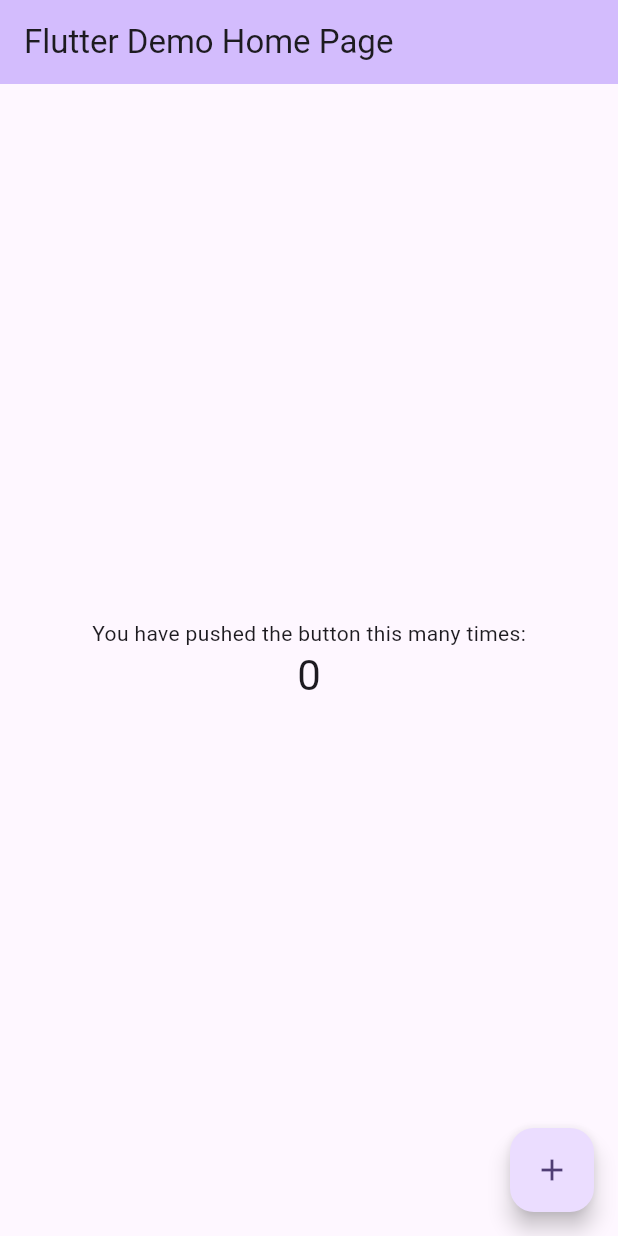
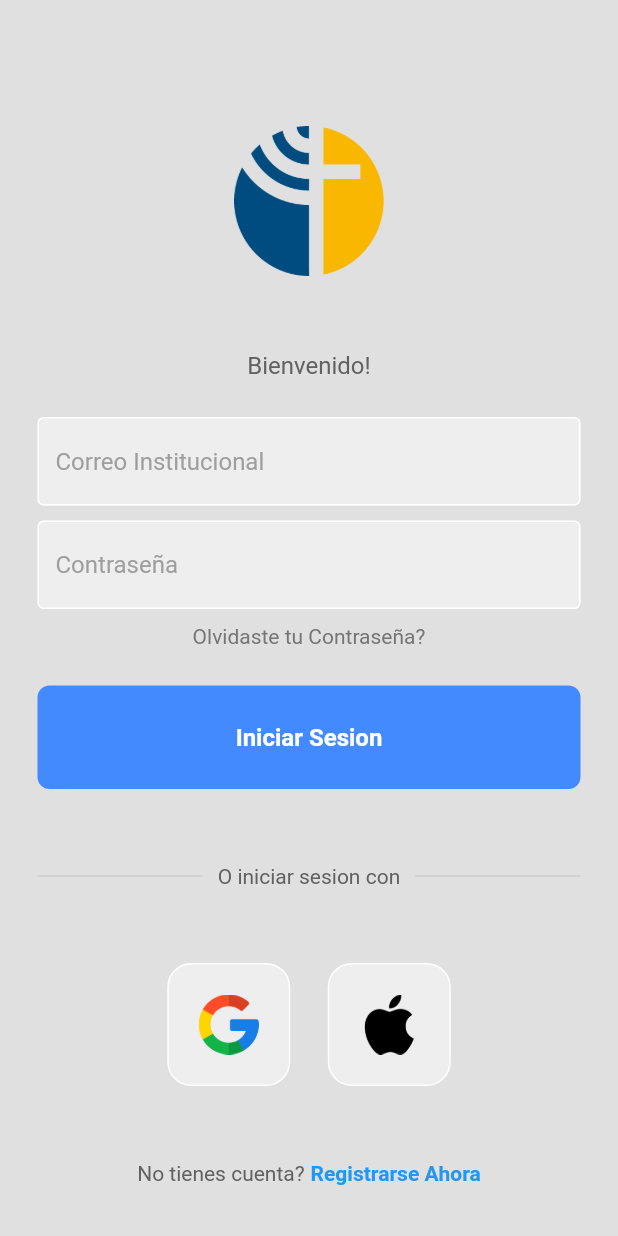
Before and after one commit to NiggetChuckens/TI3-2023-Terminado, a Flutter app: the screen it shows after launch, on a phone screen of 412 x 824 dp. Run offline on Flutter 3.47's test engine with Material 2 defaults, Android fonts, the phone set to English and light mode, and no system bars.

Commit message:
added new stuff

```diff
--- /dev/null
+++ b/uct_app/lib/components/button1.dart
@@ -0,0 +1,32 @@
+import 'package:flutter/material.dart';
+
+class Boton extends StatelessWidget {
+  final VoidCallback? onTap;
+
+  const Boton({Key? key, required this.onTap});
+
+  @override
+  Widget build(BuildContext context) {
+    return GestureDetector(
+      onTap: onTap,
+      child: Container(
+        padding: const EdgeInsets.all(25),
+        margin: const EdgeInsets.symmetric(horizontal: 25),
+        decoration: BoxDecoration(
+          color: Colors.blueAccent,
+          borderRadius: BorderRadius.circular(8),
+        ),
+        child: const Center(
+          child: Text(
+            "Iniciar Sesion",
+            style: TextStyle(
+              color: Colors.white,
+              fontWeight: FontWeight.bold,
+              fontSize: 16,
+            ),
+          ),
+        ),
+      ),
+    );
+  }
+}
--- /dev/null
+++ b/uct_app/lib/components/textfield1.dart
@@ -0,0 +1,36 @@
+import 'package:flutter/material.dart';
+
+class MyTextField extends StatelessWidget {
+  final controller;
+  final String hintText;
+  final bool obscureText;
+
+  const MyTextField({
+    super.key,
+    required this.controller,
+    required this.hintText,
+    required this.obscureText,
+  });
+
+  @override
+  Widget build(BuildContext context) {
+    return Padding(
+      padding: const EdgeInsets.symmetric(horizontal: 25.0),
+      child: TextField(
+        controller: controller,
+        obscureText: obscureText,
+        decoration: InputDecoration(
+            enabledBorder: const OutlineInputBorder(
+              borderSide: BorderSide(color: Colors.white),
+            ),
+            focusedBorder: OutlineInputBorder(
+              borderSide: BorderSide(color: Colors.grey.shade400),
+            ),
+            fillColor: Colors.grey.shade200,
+            filled: true,
+            hintText: hintText,
+            hintStyle: TextStyle(color: Colors.grey[500])),
+      ),
+    );
+  }
+}
--- /dev/null
+++ b/uct_app/lib/components/tiles.dart
@@ -0,0 +1,25 @@
+import 'package:flutter/material.dart';
+
+class SquareTile extends StatelessWidget {
+  final String imagePath;
+  const SquareTile({
+    super.key,
+    required this.imagePath,
+  });
+
+  @override
+  Widget build(BuildContext context) {
+    return Container(
+      padding: EdgeInsets.all(20),
+      decoration: BoxDecoration(
+        border: Border.all(color: Colors.white),
+        borderRadius: BorderRadius.circular(16),
+        color: Colors.grey[200],
+      ),
+      child: Image.asset(
+        imagePath,
+        height: 40,
+      ),
+    );
+  }
+}
--- a/uct_app/lib/main.dart
+++ b/uct_app/lib/main.dart
@@ -1,4 +1,7 @@
 import 'package:flutter/material.dart';
+import 'views/login.dart';
+import 'views/profile_grid.dart';
+import 'views/dashboard.dart';
 
 void main() {
   runApp(const MyApp());
@@ -7,119 +10,16 @@ void main() {
 class MyApp extends StatelessWidget {
   const MyApp({super.key});
 
-  // This widget is the root of your application.
   @override
   Widget build(BuildContext context) {
     return MaterialApp(
-      title: 'Flutter Demo',
-      theme: ThemeData(
-        // This is the theme of your application.
-        //
-        // TRY THIS: Try running your application with "flutter run". You'll see
-        // the application has a blue toolbar. Then, without quitting the app,
-        // try changing the seedColor in the colorScheme below to Colors.green
-        // and then invoke "hot reload" (save your changes or press the "hot
-        // reload" button in a Flutter-supported IDE, or press "r" if you used
-        // the command line to start the app).
-        //
-        // Notice that the counter didn't reset back to zero; the application
-        // state is not lost during the reload. To reset the state, use hot
-        // restart instead.
-        //
-        // This works for code too, not just values: Most code changes can be
-        // tested with just a hot reload.
-        colorScheme: ColorScheme.fromSeed(seedColor: Colors.deepPurple),
-        useMaterial3: true,
-      ),
-      home: const MyHomePage(title: 'Flutter Demo Home Page'),
+      debugShowCheckedModeBanner: false,
+      home: LoginPage(),
+      routes: {
+        '/login': (context) => LoginPage(),
+        '/profile_grid': (context) => const ProfilesGrid(),
+        '/dashboard': (context) => const MyHomePage(title: 'DTE',),
+      },
     );
   }
 }
-
-class MyHomePage extends StatefulWidget {
-  const MyHomePage({super.key, required this.title});
-
-  // This widget is the home page of your application. It is stateful, meaning
-  // that it has a State object (defined below) that contains fields that affect
-  // how it looks.
-
-  // This class is the configuration for the state. It holds the values (in this
-  // case the title) provided by the parent (in this case the App widget) and
-  // used by the build method of the State. Fields in a Widget subclass are
-  // always marked "final".
-
-  final String title;
-
-  @override
-  State<MyHomePage> createState() => _MyHomePageState();
-}
-
-class _MyHomePageState extends State<MyHomePage> {
-  int _counter = 0;
-
-  void _incrementCounter() {
-    setState(() {
-      // This call to setState tells the Flutter framework that something has
-      // changed in this State, which causes it to rerun the build method below
-      // so that the display can reflect the updated values. If we changed
-      // _counter without calling setState(), then the build method would not be
-      // called again, and so nothing would appear to happen.
-      _counter++;
-    });
-  }
-
-  @override
-  Widget build(BuildContext context) {
-    // This method is rerun every time setState is called, for instance as done
-    // by the _incrementCounter method above.
-    //
-    // The Flutter framework has been optimized to make rerunning build methods
-    // fast, so that you can just rebuild anything that needs updating rather
-    // than having to individually change instances of widgets.
-    return Scaffold(
-      appBar: AppBar(
-        // TRY THIS: Try changing the color here to a specific color (to
-        // Colors.amber, perhaps?) and trigger a hot reload to see the AppBar
-        // change color while the other colors stay the same.
-        backgroundColor: Theme.of(context).colorScheme.inversePrimary,
-        // Here we take the value from the MyHomePage object that was created by
-        // the App.build method, and use it to set our appbar title.
-        title: Text(widget.title),
-      ),
-      body: Center(
-        // Center is a layout widget. It takes a single child and positions it
-        // in the middle of the parent.
-        child: Column(
-          // Column is also a layout widget. It takes a list of children and
-          // arranges them vertically. By default, it sizes itself to fit its
-          // children horizontally, and tries to be as tall as its parent.
-          //
-          // Column has various properties to control how it sizes itself and
-          // how it positions its children. Here we use mainAxisAlignment to
-          // center the children vertically; the main axis here is the vertical
-          // axis because Columns are vertical (the cross axis would be
-          // horizontal).
-          //
-          // TRY THIS: Invoke "debug painting" (choose the "Toggle Debug Paint"
-          // action in the IDE, or press "p" in the console), to see the
-          // wireframe for each widget.
-          mainAxisAlignment: MainAxisAlignment.center,
-          children: <Widget>[
-            const Text(
-              'You have pushed the button this many times:',
-            ),
-            Text(
-              '$_counter',
-              style: Theme.of(context).textTheme.headlineMedium,
-            ),
-          ],
-        ),
-      ),
-      floatingActionButton: FloatingActionButton(
-        onPressed: _incrementCounter,
-        tooltip: 'Increment',
-        child: const Icon(Icons.add),
-      ), // This trailing comma makes auto-formatting nicer for build methods.
-    );
-  }
-}
--- /dev/null
+++ b/uct_app/lib/views/login.dart
@@ -0,0 +1,151 @@
+import 'package:flutter/material.dart';
+import 'package:uct_app/components/button1.dart';
+import 'package:uct_app/components/textfield1.dart';
+import 'package:uct_app/components/tiles.dart';
+
+class LoginPage extends StatelessWidget {
+  LoginPage({super.key});
+
+  final usernameController = TextEditingController();
+  final passwordController = TextEditingController();
+
+  void signUserIn() {}
+
+  @override
+  Widget build(BuildContext context) {
+    return Scaffold(
+      backgroundColor: Colors.grey[300],
+      body: SafeArea(
+        child: Center(
+          child: Column(
+            mainAxisAlignment: MainAxisAlignment.center,
+            children: [
+              const SizedBox(height: 50),
+
+              // logo
+              const Image(image: AssetImage('lib/images/Logo_UCT.png')
+              , height: 100, width: 100,),
+
+              const SizedBox(height: 50),
+
+              Text(
+                'Bienvenido!',
+                style: TextStyle(
+                  color: Colors.grey[700],
+                  fontSize: 16,
+                ),
+              ),
+
+              const SizedBox(height: 25),
+
+              MyTextField(
+                controller: usernameController,
+                hintText: 'Correo Institucional',
+                obscureText: false,
+              ),
+
+              const SizedBox(height: 10),
+
+              MyTextField(
+                controller: passwordController,
+                hintText: 'Contraseña',
+                obscureText: true,
+              ),
+
+              const SizedBox(height: 10),
+
+              Padding(
+                padding: const EdgeInsets.symmetric(horizontal: 25.0),
+                child: Row(
+                  mainAxisAlignment: MainAxisAlignment.center,
+                  children: [
+                    Text(
+                      'Olvidaste tu Contraseña?',
+                      style: TextStyle(color: Colors.grey[600]),
+                    ),
+                  ],
+                ),
+              ),
+
+              const SizedBox(height: 25),
+
+              Boton(
+                onTap: () {
+                  Navigator.pushNamed(context, '/dashboard');
+                },
+              ),
+
+
+              const SizedBox(height: 50),
+
+              Padding(
+                padding: const EdgeInsets.symmetric(horizontal: 25.0),
+                child: Row(
+                  children: [
+                    Expanded(
+                      child: Divider(
+                        thickness: 0.5,
+                        color: Colors.grey[400],
+                      ),
+                    ),
+                    Padding(
+                      padding: const EdgeInsets.symmetric(horizontal: 10.0),
+                      child: Text(
+                        'O iniciar sesion con',
+                        style: TextStyle(color: Colors.grey[700]),
+                      ),
+                    ),
+                    Expanded(
+                      child: Divider(
+                        thickness: 0.5,
+                        color: Colors.grey[400],
+                      ),
+                    ),
+                  ],
+                ),
+              ),
+
+              const SizedBox(height: 50),
+
+              // google + apple sign in buttons
+              const Row(
+                mainAxisAlignment: MainAxisAlignment.center,
+                children: [
+                  // google button
+                  SquareTile(imagePath: 'lib/images/google.png'),
+
+                  SizedBox(width: 25),
+
+                  // apple button
+                  SquareTile(imagePath: 'lib/images/apple.png')
+                ],
+              ),
+
+
+              const SizedBox(height: 50),
+
+              // not a member? register now
+              Row(
+                mainAxisAlignment: MainAxisAlignment.center,
+                children: [
+                  Text(
+                    'No tienes cuenta?',
+                    style: TextStyle(color: Colors.grey[700]),
+                  ),
+                  const SizedBox(width: 4),
+                  const Text(
+                    'Registrarse Ahora',
+                    style: TextStyle(
+                      color: Colors.blue,
+                      fontWeight: FontWeight.bold,
+                    ),
+                  ),
+                ],
+              )
+            ],
+          ),
+        ),
+      ),
+    );
+  }
+}
--- /dev/null
+++ b/uct_app/lib/views/profile.dart
@@ -0,0 +1,37 @@
+import 'package:flutter/material.dart';
+
+class Profile extends StatelessWidget {
+  const Profile({super.key, this.username, this.picture});
+  final String? username;
+  final String? picture;
+
+  @override
+  Widget build(BuildContext context) {
+    return MaterialApp(
+      title: 'Mi perfil',
+      theme: ThemeData(
+        colorScheme: ColorScheme.fromSeed(seedColor: const Color.fromARGB(255, 50, 176, 235)),
+        useMaterial3: true,
+      ),
+      home: Scaffold(
+        appBar: AppBar(
+          title: Text('Perfil de $username'),
+        ),
+        body: Center(
+          child: Column(
+            children: [
+              Image.network(
+                '$picture',
+                width: 140,
+                height: 140,
+              ),
+              Text('$username'),
+            ],
+          ),
+        ),
+      ),
+    );
+  }
+
+
+}
--- a/uct_app/pubspec.yaml
+++ b/uct_app/pubspec.yaml
@@ -35,6 +35,7 @@ dependencies:
   # The following adds the Cupertino Icons font to your application.
   # Use with the CupertinoIcons class for iOS style icons.
   cupertino_icons: ^1.0.2
+  intl: ^0.18.1
 
 dev_dependencies:
   flutter_test:
@@ -59,9 +60,8 @@ flutter:
   uses-material-design: true
 
   # To add assets to your application, add an assets section, like this:
-  # assets:
-  #   - images/a_dot_burr.jpeg
-  #   - images/a_dot_ham.jpeg
+  assets:
+    - lib/images/
 
   # An image asset can refer to one or more resolution-specific "variants", see
   # https://flutter.dev/assets-and-images/#resolution-aware
```
Also changed, not shown: uct_app/lib/views/assistant.dart (added, +29 -0 lines), uct_app/lib/views/dashboard.dart (added, +151 -0 lines), uct_app/lib/views/profile_grid.dart (added, +103 -0 lines), uct_app/lib/images/Logo_UCT.png (added), uct_app/lib/images/apple.png (added), uct_app/lib/images/google.png (added), uct_app/pubspec.lock.
